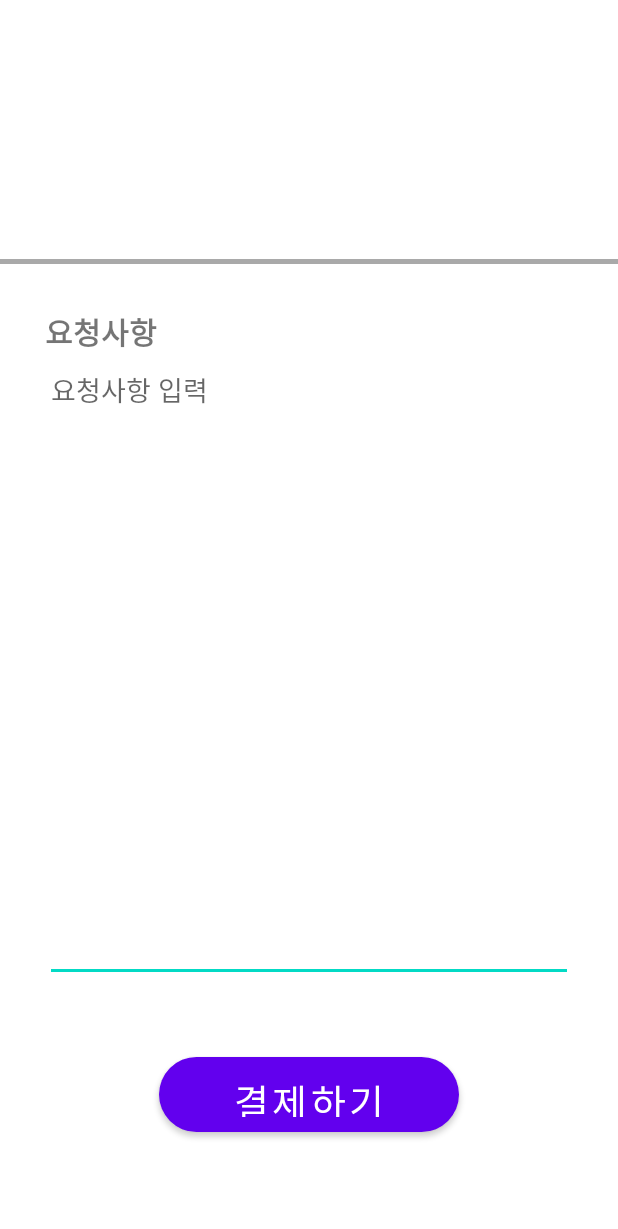
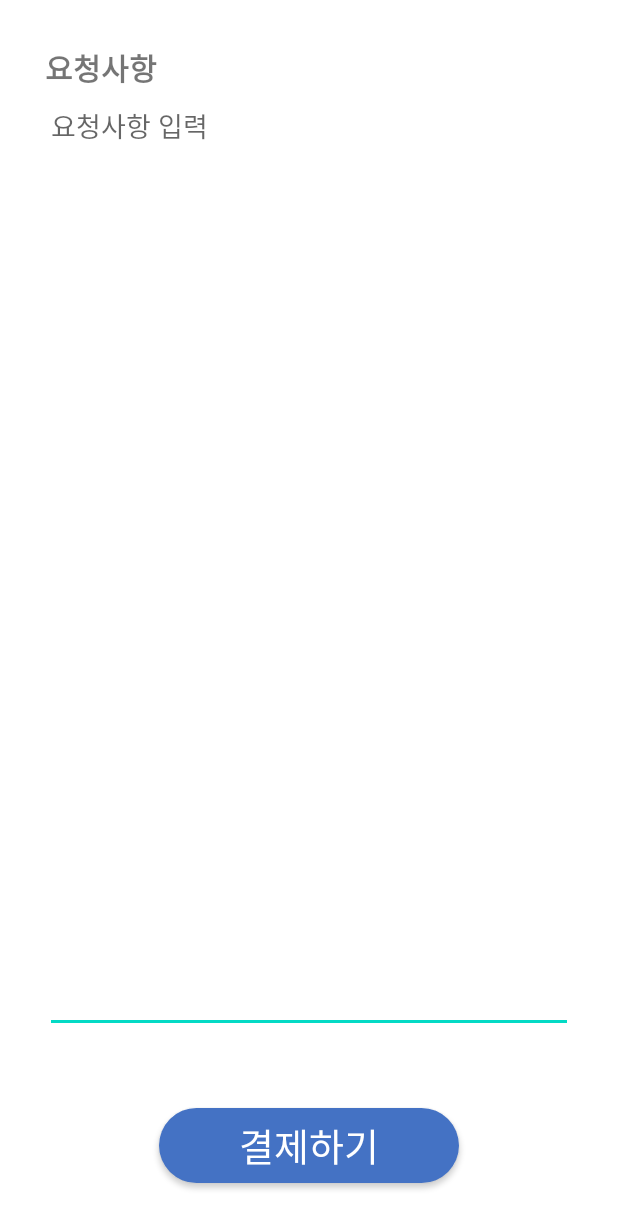
Before and after one commit to jangwonyoon/smart_laundryApp_android, an Android app: the layout activity_user_forpay.xml on its own in the app's theme, with its tools: preview values and no code run, on a phone screen of 412 x 824 dp. Shown: the top 1229 px of the screen. Run offline under Robolectric (Android 15) with nearby library versions, the light colour scheme and no system bars; network calls fail.

Commit message:
1029 머터리얼 문제 해결

```diff
--- a/user/app/src/main/java/com/example/user/user_searchhash_Adpter_plus.java
+++ b/user/app/src/main/java/com/example/user/user_searchhash_Adpter_plus.java
@@ -78,7 +78,7 @@ public class user_searchhash_Adpter_plus extends RecyclerView.Adapter<user_searc
     @Override
     public void onBindViewHolder(@NonNull CustomViewHolder viewholder, final int position) {
 
-        viewholder.s_name.setText(mList.get(position).getMember_s_name());
+        viewholder.s_name.setText("#"+mList.get(position).getMember_s_name());
 
         viewholder.cv1.setOnClickListener(new View.OnClickListener() {
             @Override
@@ -90,7 +90,7 @@ public class user_searchhash_Adpter_plus extends RecyclerView.Adapter<user_searc
                 intent.putExtra("user_long", user_long);
                 intent.putExtra("user_id", user_id);
                 intent.putExtra("user_address_detail", user_address_detail);
-                intent.putExtra("data1",mList.get(position).getMember_s_name());
+                intent.putExtra("data1","#"+mList.get(position).getMember_s_name());
                 context.startActivity(intent);
             }
         });
--- a/user/app/src/main/res/drawable/buttonshape.xml
+++ b/user/app/src/main/res/drawable/buttonshape.xml
@@ -4,8 +4,6 @@
         <shape android:shape="rectangle">
             <corners android:radius="25dp"/>
             <solid android:color="@color/blue"/>
-            <corners android:radius="25dp"/>
-            <solid android:color="@color/blue"/>
         </shape>
     </item>
 </selector>
--- a/user/app/src/main/res/layout/activity_user_changelocation.xml
+++ b/user/app/src/main/res/layout/activity_user_changelocation.xml
@@ -32,7 +32,7 @@
                 android:text="위치를 지정해주세요.\n*지정한 위치로 서비스합니다.*\n"
                 >
             </TextView>
-            <Button
+            <androidx.appcompat.widget.AppCompatButton
                 android:id="@+id/layout3_b2"
                 android:layout_width="match_parent"
                 android:layout_height="wrap_content"
@@ -41,8 +41,9 @@
                 android:textSize="15dp"
                 android:layout_gravity="center"
                 android:fontFamily="@font/medium"
+                android:textColor="@color/white"
                 android:background="@drawable/buttonshape">
-            </Button>
+            </androidx.appcompat.widget.AppCompatButton>
         </LinearLayout>
         <EditText
             android:layout_below="@+id/layout3_2"
--- a/user/app/src/main/res/layout/activity_user_forpay.xml
+++ b/user/app/src/main/res/layout/activity_user_forpay.xml
@@ -9,7 +9,7 @@
     android:weightSum="10"
     android:background="@color/white">
 
-    <LinearLayout
+    <!--<LinearLayout
         android:layout_width="match_parent"
         android:layout_height="0dp"
         android:orientation="vertical"
@@ -26,18 +26,18 @@
             android:layout_marginTop="80dp"
             android:fontFamily="@font/nanum_gothic_bold"
             />
-    </LinearLayout>
+    </LinearLayout>-->
 
-    <View
+    <!--<View
         android:layout_width="match_parent"
         android:layout_height="3dp"
         android:background="@color/grey"
-        android:layout_gravity="center"/>
+        android:layout_gravity="center"/>-->
 
     <LinearLayout
         android:layout_width="match_parent"
         android:layout_height="0dp"
-        android:layout_weight="6.5"
+        android:layout_weight="9.5"
         android:layout_margin="30dp"
         android:orientation="vertical">
 
@@ -57,9 +57,9 @@
             android:hint="요청사항 입력"
             android:gravity="top"
             />
-    </LinearLayout>란
+    </LinearLayout>
 
-    <Button
+    <androidx.appcompat.widget.AppCompatButton
         android:id="@+id/pay"
         android:layout_width="200dp"
         android:layout_height="50dp"
--- a/user/app/src/main/res/layout/activity_user_frag_first.xml
+++ b/user/app/src/main/res/layout/activity_user_frag_first.xml
@@ -306,7 +306,7 @@
         android:layout_weight="1"
         android:gravity="center">
 
-        <Button
+        <androidx.appcompat.widget.AppCompatButton
             android:id="@+id/intoitemlist"
             android:layout_width="200dp"
             android:layout_height="50dp"
--- a/user/app/src/main/res/layout/user_itempage_info.xml
+++ b/user/app/src/main/res/layout/user_itempage_info.xml
@@ -51,7 +51,7 @@
                 android:gravity="center"
                 >
 
-                <Button
+                <androidx.appcompat.widget.AppCompatButton
                     android:id="@+id/deleteitem"
                     android:layout_width="30dp"
                     android:layout_height="30dp"
@@ -69,7 +69,7 @@
                     android:textStyle="bold"
                     android:id="@+id/count"/>
 
-                <Button
+                <androidx.appcompat.widget.AppCompatButton
                     android:id="@+id/putitem"
                     android:layout_width="30dp"
                     android:layout_height="30dp"
--- a/user/app/src/main/res/layout/user_now_order_info.xml
+++ b/user/app/src/main/res/layout/user_now_order_info.xml
@@ -65,7 +65,7 @@
             android:layout_marginTop="20dp"
             >
 
-            <Button
+            <androidx.appcompat.widget.AppCompatButton
                 android:id="@+id/detail"
                 android:layout_width="wrap_content"
                 android:layout_height="wrap_content"
--- a/user/app/src/main/res/values/styles.xml
+++ b/user/app/src/main/res/values/styles.xml
@@ -1,11 +1,11 @@
 <resources>
     <!-- Base application theme. -->
-    <style name="AppTheme" parent="Theme.MaterialComponents.Light">
-        <!-- Customize your theme here. -->
+    <!--<style name="AppTheme" parent="Theme.MaterialComponents.Light">
+        &lt;!&ndash; Customize your theme here. &ndash;&gt;
         <item name="colorPrimary">@color/colorPrimary</item>
         <item name="colorPrimaryDark">@color/colorPrimaryDark</item>
         <item name="colorAccent">@color/colorAccent</item>
-    </style>
+    </style>-->
 
     <style name="SwitchButtonStyle">
         <item name="android:paddingLeft">10dp</item>
@@ -14,4 +14,14 @@
         <item name="android:paddingBottom">4dp</item>
     </style>
 
+
+
+        <!-- Base application theme. -->
+        <style name="AppTheme" parent="Theme.MaterialComponents.Light.DarkActionBar">
+            <!-- Customize your theme here. -->
+            <item name="colorPrimary">@color/colorPrimary</item>
+            <item name="colorPrimaryDark">@color/colorPrimaryDark</item>
+            <item name="colorAccent">@color/colorAccent</item>
+        </style>
+
 </resources>
```
Also changed, not shown: user/app/src/main/java/com/example/user/user_forpay.java (+30 -3 lines), user/app/src/main/java/com/example/user/user_itembasket.java (+32 -5 lines), user/app/src/main/java/com/example/user/user_itempage.java (+34 -5 lines), user/app/src/main/res/layout/activity_user_info.xml (+1 -1 lines), user/app/src/main/res/layout/activity_user_itembasket.xml (+9 -8 lines), user/app/src/main/res/layout/activity_user_itempage.xml (+9 -9 lines), user/app/src/main/res/layout/user_itembasket_info.xml (+4 -4 lines), user/app/src/main/res/layout/user_order_record_info.xml (+6 -3 lines).
